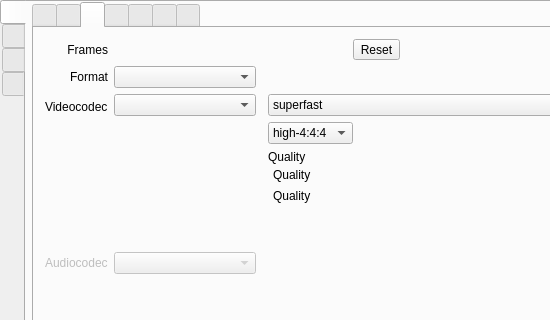
This is src/formMainWindow.ui in vkohaupt/vokoscreenNG as Qt 5 draws it before an edit; both pictures show x 0 to 550 and y 0 to 320 of the 710 by 428 pixel window. The edited form follows.
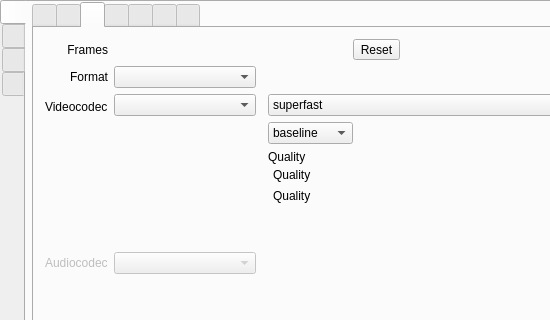
This is the edited form. Icons and pictures are not drawn.

Commit message: x264: Profile=baseline as default

```diff
--- a/src/formMainWindow.ui
+++ b/src/formMainWindow.ui
@@ -744,16 +744,16 @@
                           <item>
                            <widget class="QComboBox" name="comboBoxx264Profile">
                             <property name="currentText">
-                             <string notr="true">high-4:4:4</string>
+                             <string notr="true">baseline</string>
                             </property>
                             <item>
                              <property name="text">
-                              <string notr="true">high-4:4:4</string>
+                              <string notr="true">baseline</string>
                              </property>
                             </item>
                             <item>
                              <property name="text">
-                              <string notr="true">baseline</string>
+                              <string notr="true">high-4:4:4</string>
                              </property>
                             </item>
                            </widget>
```
